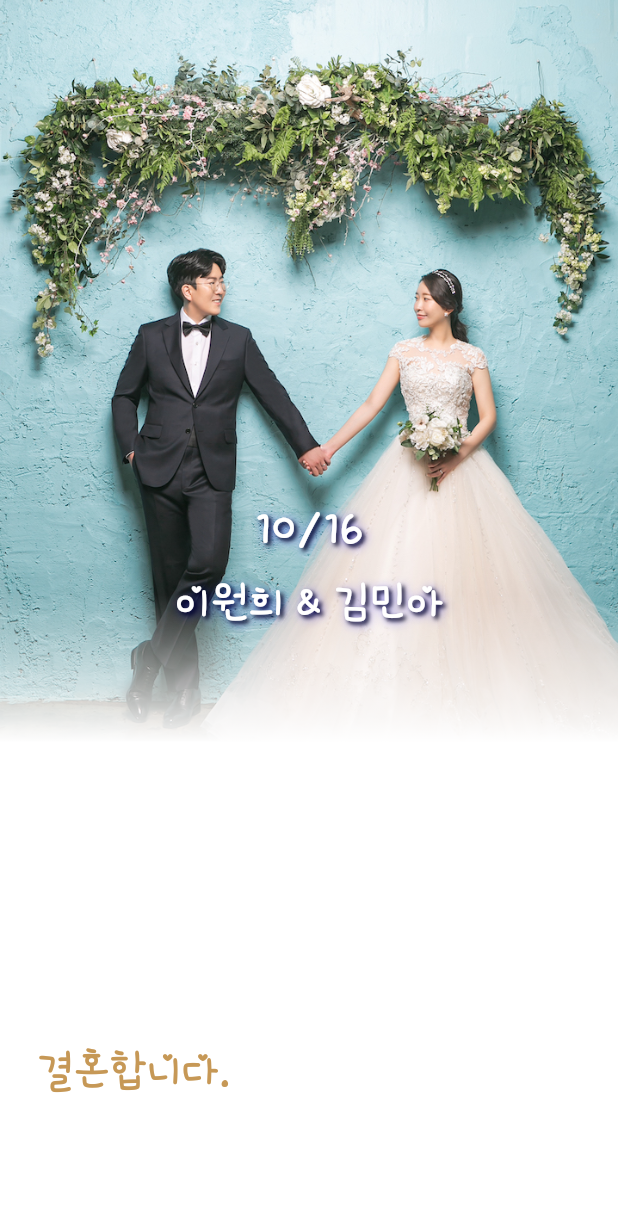
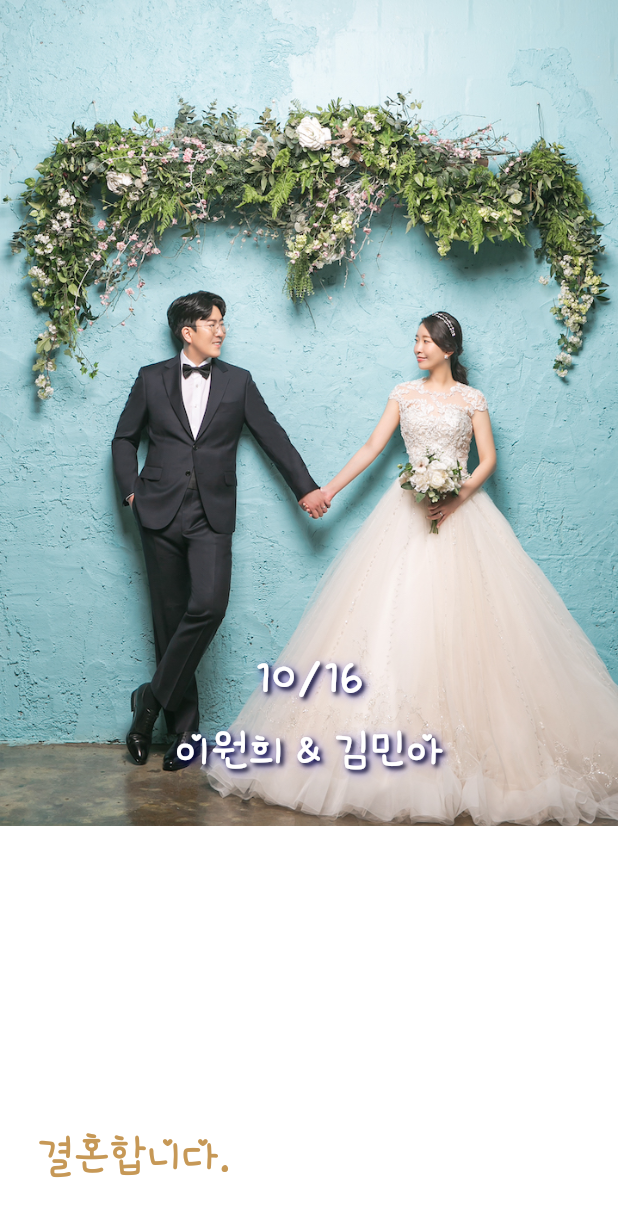
Before and after one commit to mina-wonhee/wedding-card, a Flutter app: the screen it shows after launch, on a phone screen of 412 x 824 dp. Shown: the top 1217 px of the screen. Run offline on Flutter 3.47's test engine with Material 2 defaults, Android fonts, the phone set to English and light mode, and no system bars; our stand-ins replace carousel_slider, cloud_firestore, firebase_core, google_maps_flutter; accounts and stored records are empty.

Commit message:
delete prallax at top

```diff
--- a/lib/view/WeddingCardPage.dart
+++ b/lib/view/WeddingCardPage.dart
@@ -16,20 +16,9 @@ class WeddingCardPage extends StatefulWidget {
 
 class _WeddingCardPageState extends State<WeddingCardPage> with AutomaticKeepAliveClientMixin {
 
-  double get _height => MediaQuery.of(context).size.height;
+  // double get _height => MediaQuery.of(context).size.height;
   double get _width => MediaQuery.of(context).size.width;
   double get _imageHeight => _width * 1.2;
-
-  double _currOffset = 0.0;
-
-  bool _updateOffsetAccordingToScroll(ScrollNotification notification) {
-
-    if (notification is ScrollUpdateNotification && notification.depth == 0 && notification.metrics.pixels < _height) {
-      _currOffset = notification.metrics.pixels;
-      setState(() => {});
-    }
-    return true;
-  }
 
   @override
   Widget build(BuildContext context) {
@@ -37,42 +26,22 @@ class _WeddingCardPageState extends State<WeddingCardPage> with AutomaticKeepAli
 
     return Scaffold(
       resizeToAvoidBottomInset: false,
-      body: Center(
-        child: NotificationListener<ScrollNotification>(
-          onNotification: _updateOffsetAccordingToScroll,
-          child: ScrollConfiguration(
-            behavior: NoScrollGlow(),
-            child: Stack(
+      body: SingleChildScrollView(
+        scrollDirection: Axis.vertical,
+        child: Column(
+          mainAxisAlignment: MainAxisAlignment.start,
           children: <Widget>[
-                Positioned(
-                  top: -0.25 * _currOffset,
-                  child: Image.asset(
+            Stack(
+              children: [
+                Image.asset(
                   'assets/images/resize20/12.jpg',
                   fit: BoxFit.fitWidth,
                   width: _width,
-                    height: _imageHeight,
-                  ),
                 ),
                 Positioned(
-                  top: _imageHeight * 0.8 -
-                      _currOffset + 1,
-                  height: _imageHeight * 0.2,
-                  child: DecoratedBox(
-                    decoration: BoxDecoration(
-                      gradient: LinearGradient(
-                        begin: Alignment.topCenter,
-                        end: Alignment.bottomCenter,
-                        stops: const <double>[0, 1],
-                        colors: [Colors.white.withOpacity(0), Colors.white],
-                      ),
-                    ),
-                    child: SizedBox(width: _width),
-                  ),
-                ),
-                Positioned(
-                  top: -0.8 * _currOffset,
+                  top: _imageHeight * 0.05,
                   child: SizedBox(
-                    height: _imageHeight* 0.85,
+                    height: _imageHeight,
                     width: _width,
                     child: Align(
                         alignment: Alignment.bottomCenter,
@@ -124,12 +93,8 @@ class _WeddingCardPageState extends State<WeddingCardPage> with AutomaticKeepAli
                         )),
                   ),
                 ),
-                SingleChildScrollView(
-                  scrollDirection: Axis.vertical,
-                  child: Column(
-                    mainAxisAlignment: MainAxisAlignment.start,
-                    children: <Widget>[
-                      SizedBox(height: _imageHeight),
+              ],
+            ),
             Container(
               width: _width,
               color: Colors.white,
@@ -286,12 +251,6 @@ class _WeddingCardPageState extends State<WeddingCardPage> with AutomaticKeepAli
           ],
         ),
       )
-              ],
-            ),
-          ),
-
-        ),
-      ),
     );
   }
 
```
Lines whose indentation alone changed are shown as unchanged.
